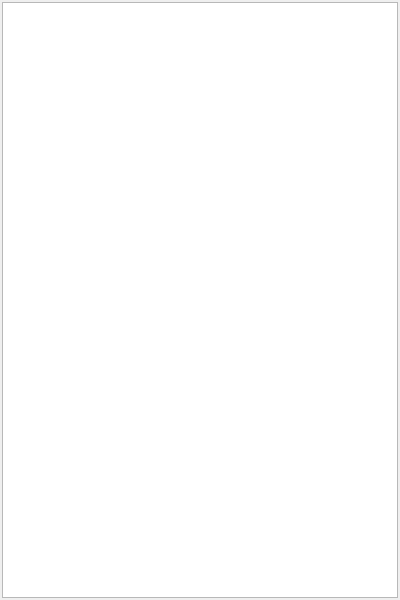
Old version of the form widget.ui in the repository moglerdev/ang_project.
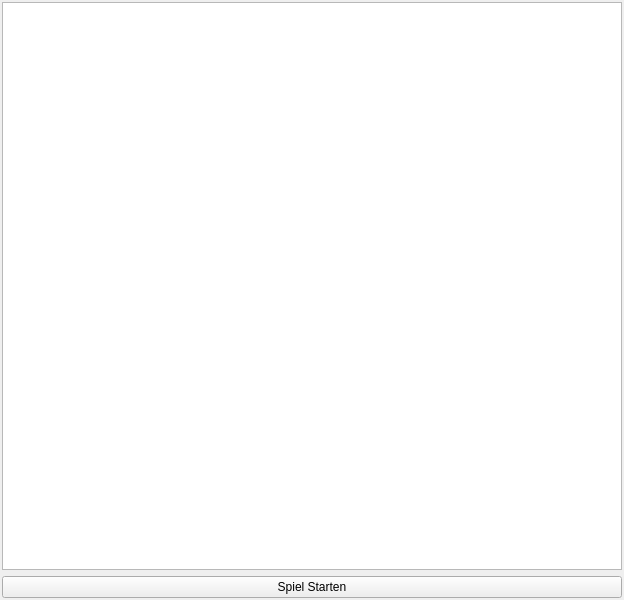
New version of the form.

```diff
--- a/widget.ui
+++ b/widget.ui
@@ -6,7 +6,7 @@
    <rect>
     <x>0</x>
     <y>0</y>
-    <width>400</width>
+    <width>624</width>
     <height>600</height>
    </rect>
   </property>
@@ -29,6 +29,13 @@
    <item row="0" column="0">
     <widget class="QGraphicsView" name="graphicsView"/>
    </item>
+   <item row="1" column="0">
+    <widget class="QPushButton" name="btnStart">
+     <property name="text">
+      <string>Spiel Starten</string>
+     </property>
+    </widget>
+   </item>
   </layout>
  </widget>
  <resources/>
```
